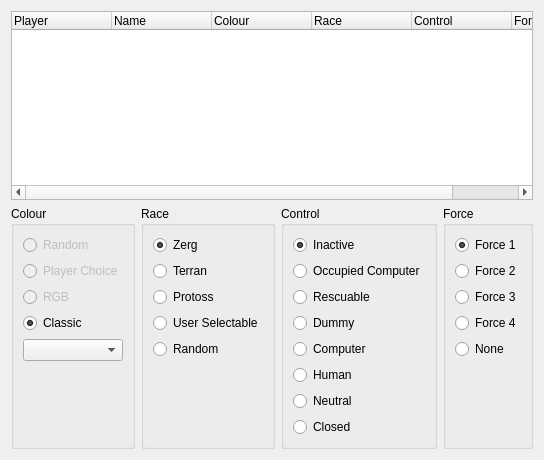
First picture: the form in ChkForge/playerstab.ui, repository heinermann/ChkForge, before the edit.
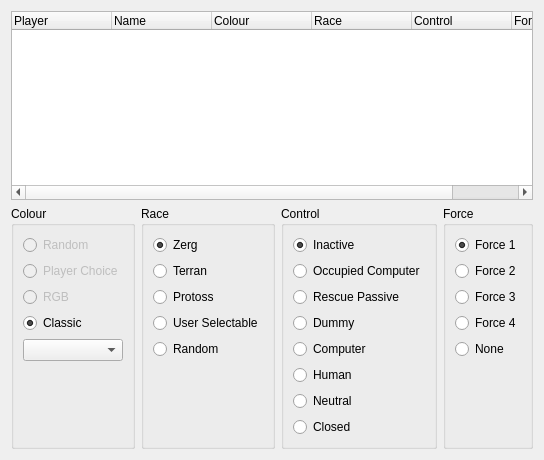
Second picture: the form after the edit.

The edit to the form file:
```diff
--- a/ChkForge/playerstab.ui
+++ b/ChkForge/playerstab.ui
@@ -280,7 +280,7 @@
          <item>
           <widget class="QRadioButton" name="radioControlRescuable">
            <property name="text">
-            <string extracomment="EditLocal:24:377">Rescuable</string>
+            <string extracomment="stat_txt:STR_ORDER_RESCUE_PASSIVE">Rescue Passive</string>
            </property>
            <attribute name="buttonGroup">
             <string notr="true">btnGroupController</string>
```
Left out of the diff: 6 changed lines with no effect on the pictures.
